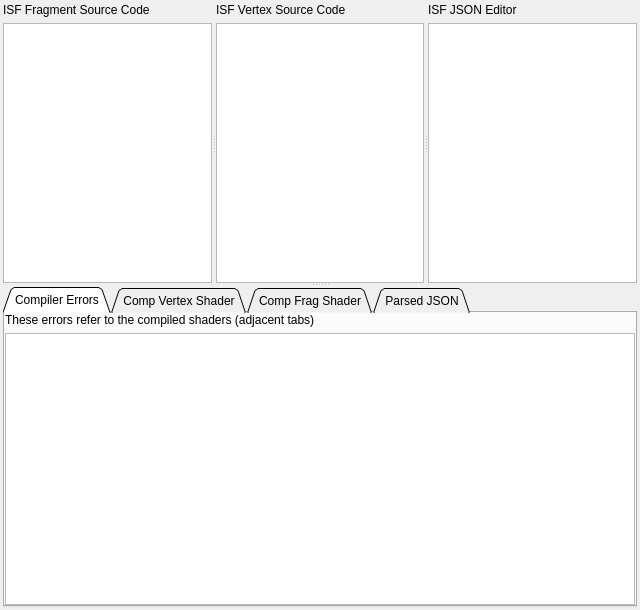
This is examples/Qt/ISFEditor/DocWindow.ui in mrRay/VVISF-GL as Qt 5 draws it before an edit. The edited form follows.
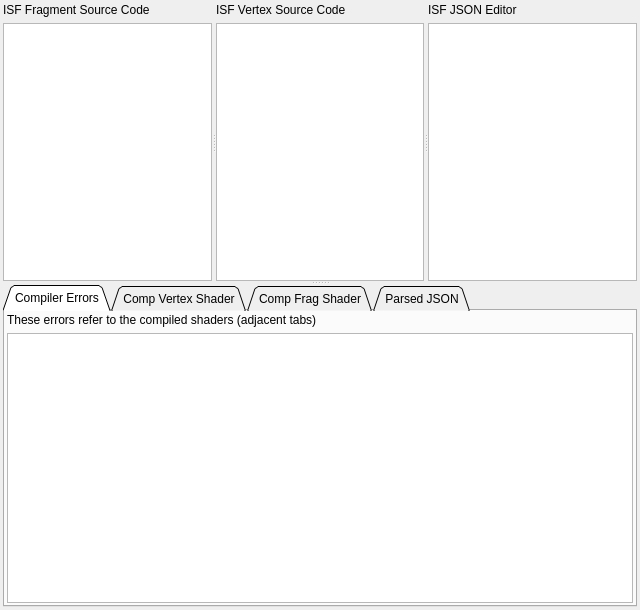
This is the edited form. Custom widgets are drawn as their Qt base class.

Commit message: quick commit from another machine

The edit to the form file:
```diff
--- a/examples/Qt/ISFEditor/DocWindow.ui
+++ b/examples/Qt/ISFEditor/DocWindow.ui
@@ -103,16 +103,16 @@
        </attribute>
        <layout class="QVBoxLayout" name="verticalLayout_4">
         <property name="leftMargin">
-         <number>0</number>
+         <number>2</number>
         </property>
         <property name="topMargin">
-         <number>0</number>
+         <number>2</number>
         </property>
         <property name="rightMargin">
-         <number>0</number>
+         <number>2</number>
         </property>
         <property name="bottomMargin">
-         <number>0</number>
+         <number>2</number>
         </property>
         <item>
          <widget class="QLabel" name="label_4">
```
Left out of the diff: 24 changed lines with no effect on the pictures. The commit also changes 2 other files.
